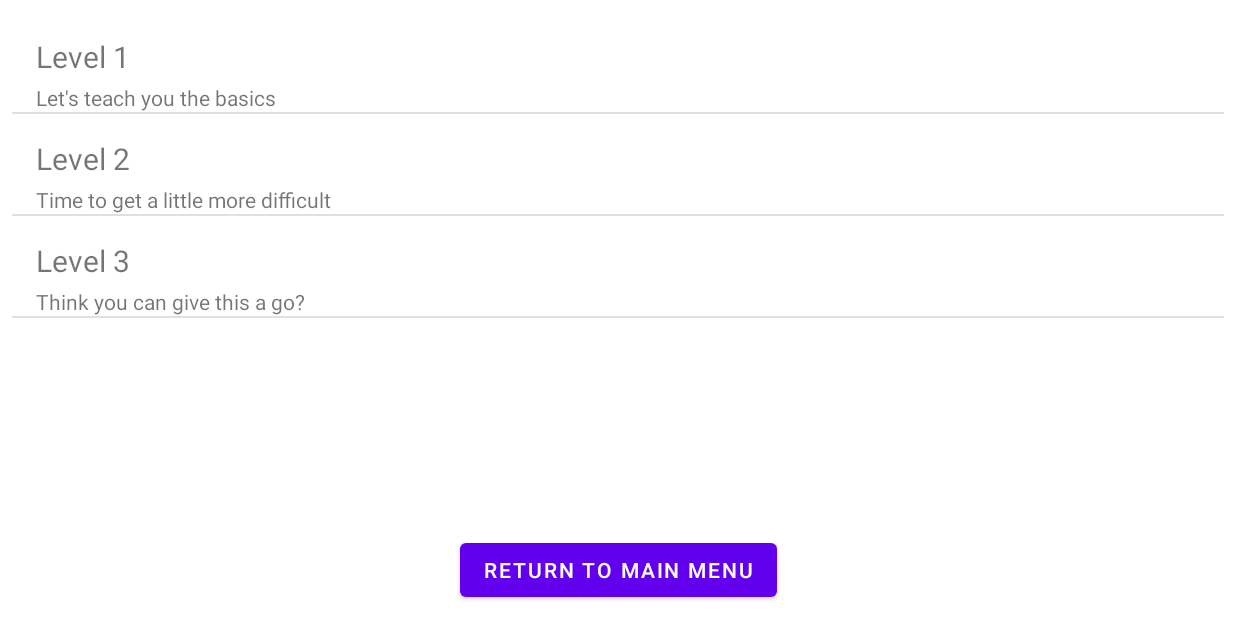
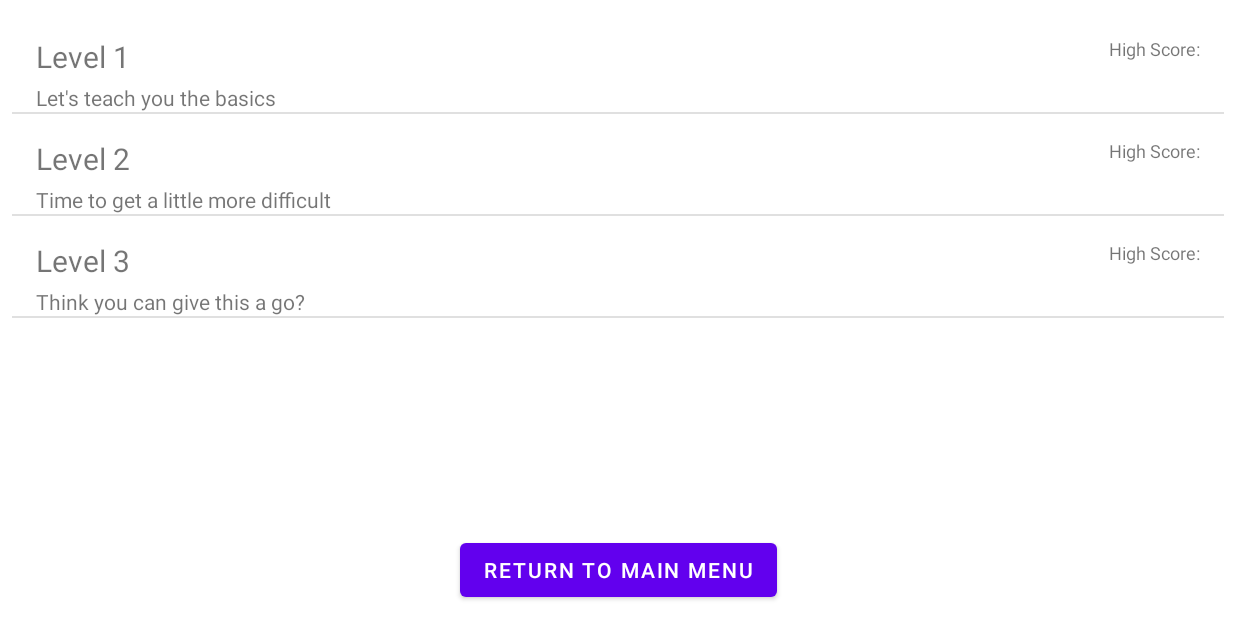
Before and after one commit to joshjh2002/cs2pj20-lemons, an Android app: the LevelSelect screen opened directly, with no data from a screen before it, on a phone screen of 824 x 412 dp (held sideways). Run offline under Robolectric (Android 15) with nearby library versions, the phone set to English and light mode, and no system bars; our stand-ins replace Firebase (no records; nobody signed in at launch, a user with empty details on screens opened directly).

Commit message:
Gets High Score

```diff
--- a/app/build.gradle
+++ b/app/build.gradle
@@ -1,5 +1,6 @@
 plugins {
     id 'com.android.application'
+    id 'com.google.gms.google-services'
 }
 
 android {
@@ -37,6 +38,8 @@ dependencies {
     implementation 'androidx.constraintlayout:constraintlayout:2.1.3'
     implementation 'androidx.navigation:navigation-fragment:2.3.5'
     implementation 'androidx.navigation:navigation-ui:2.3.5'
+    implementation 'com.google.firebase:firebase-database:20.0.3'
+    implementation 'com.google.android.gms:play-services-auth:19.0.0'
     testImplementation 'junit:junit:4.13.2'
     androidTestImplementation 'androidx.test.ext:junit:1.1.3'
     androidTestImplementation 'androidx.test.espresso:espresso-core:3.4.0'
--- a/app/src/main/AndroidManifest.xml
+++ b/app/src/main/AndroidManifest.xml
@@ -1,7 +1,10 @@
 <?xml version="1.0" encoding="utf-8"?>
 <manifest xmlns:android="http://schemas.android.com/apk/res/android"
     package="com.joshh29012945.lemons">
+    <uses-permission android:name="android.permission.INTERNET" />
+    <uses-permission android:name="android.permission.ACCESS_NETWORK_STATE" />
 
+    <uses-permission android:name="android.permission.GET_ACCOUNTS" />
     <application
         android:allowBackup="true"
         android:icon="@mipmap/ic_launcher"
--- a/app/src/main/java/com/joshh29012945/lemons/ItemAdapter.java
+++ b/app/src/main/java/com/joshh29012945/lemons/ItemAdapter.java
@@ -7,6 +7,9 @@ import android.view.View;
 import android.view.ViewGroup;
 import android.widget.BaseAdapter;
 import android.widget.TextView;
+
+import com.google.firebase.database.DatabaseReference;
+import com.google.firebase.database.FirebaseDatabase;
 
 public class ItemAdapter extends BaseAdapter {
 
@@ -41,12 +44,28 @@ public class ItemAdapter extends BaseAdapter {
         @SuppressLint({"ViewHolder", "InflateParams"}) View v = mInflater.inflate(R.layout.activity_level_list, null);
         TextView nameTextView = v.findViewById(R.id.name_text_view);
         TextView descriptionTextView = v.findViewById(R.id.description_view);
+        TextView highScore = v.findViewById(R.id.highScore);
 
         String name = items[i];
         String desc = descriptions[i];
 
         nameTextView.setText(name);
         descriptionTextView.setText(desc);
+        FirebaseDatabase database = FirebaseDatabase.getInstance("https://lemons-80393-default-rtdb.firebaseio.com/");
+        for (int i2 = 0; i2 < name.length(); i2++) {
+            DatabaseReference myRef = null;
+            myRef = database.getReference(name).child("score");
+            myRef.get().addOnCompleteListener(y -> {
+                if (y.isSuccessful()) {
+                    if (y.getResult().exists()) {
+                        highScore.setText("High Score: " + y.getResult().getValue().toString());
+                    } else {
+
+                    }
+                }
+
+            });
+        }
 
         return v;
     }
--- a/app/src/main/java/com/joshh29012945/lemons/LevelSelect.java
+++ b/app/src/main/java/com/joshh29012945/lemons/LevelSelect.java
@@ -4,6 +4,7 @@ import android.content.Context;
 import android.content.Intent;
 import android.content.res.Resources;
 import android.os.Bundle;
+import android.util.Log;
 import android.view.Window;
 import android.view.WindowManager;
 import android.widget.Button;
@@ -12,6 +13,12 @@ import android.widget.ListView;
 import androidx.appcompat.app.ActionBar;
 import androidx.appcompat.app.AppCompatActivity;
 
+import com.google.firebase.database.DataSnapshot;
+import com.google.firebase.database.DatabaseError;
+import com.google.firebase.database.DatabaseReference;
+import com.google.firebase.database.FirebaseDatabase;
+import com.google.firebase.database.ValueEventListener;
+
 /**
  * An intent to select a level to play
  */
@@ -19,9 +26,12 @@ public class LevelSelect extends AppCompatActivity {
     ListView myListView;
     String[] name;
     String[] descriptions;
+    String[] highScore;
+    String currentScore = "";
 
     @Override
     protected void onCreate(Bundle savedInstanceState) {
+
         super.onCreate(savedInstanceState);
 
         getWindow().setFlags(WindowManager.LayoutParams.FLAG_FULLSCREEN,
--- a/app/src/main/res/layout/activity_level_list.xml
+++ b/app/src/main/res/layout/activity_level_list.xml
@@ -26,4 +26,15 @@
         android:text="TextView"
         app:layout_constraintStart_toStartOf="parent"
         app:layout_constraintTop_toBottomOf="@+id/name_text_view" />
+
+    <TextView
+        android:id="@+id/highScore"
+        android:layout_width="wrap_content"
+        android:layout_height="wrap_content"
+        android:layout_marginTop="16dp"
+        android:layout_marginEnd="16dp"
+        android:text="High Score:"
+        android:textSize="12sp"
+        app:layout_constraintEnd_toEndOf="parent"
+        app:layout_constraintTop_toTopOf="parent" />
 </androidx.constraintlayout.widget.ConstraintLayout>
--- a/build.gradle
+++ b/build.gradle
@@ -1,4 +1,8 @@
-// Top-level build file where you can add configuration options common to all sub-projects/modules.
+buildscript {
+    dependencies {
+        classpath 'com.google.gms:google-services:4.3.3'
+    }
+}// Top-level build file where you can add configuration options common to all sub-projects/modules.
 plugins {
     id 'com.android.application' version '7.1.2' apply false
     id 'com.android.library' version '7.1.2' apply false
```
Also changed, not shown: 2 other files.
